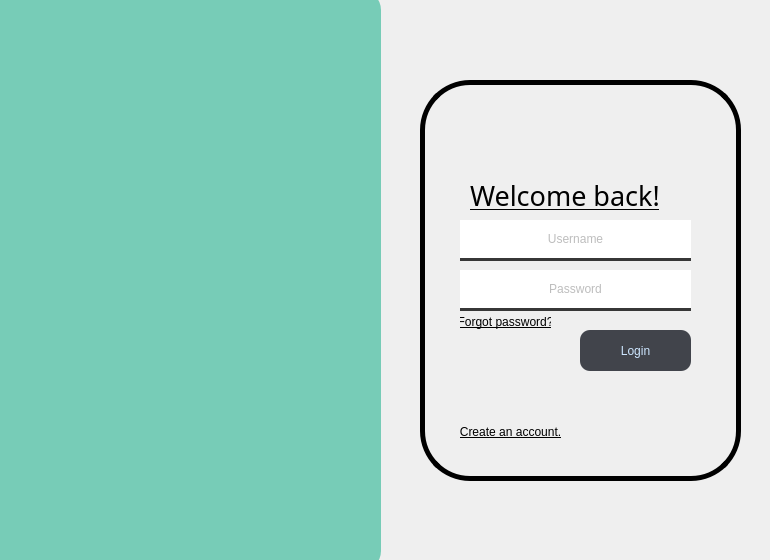
Qt form Final Main/windows/login_page.ui (syxn0/syno) before a commit.
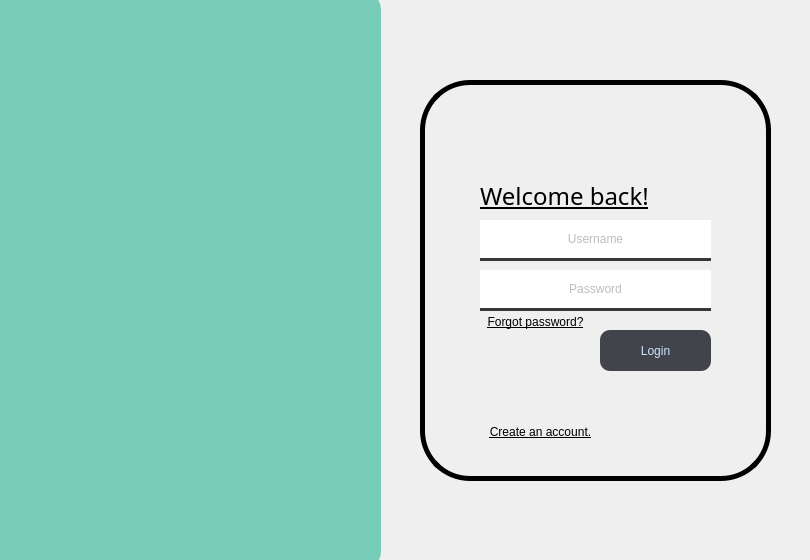
The same form after that commit. Icons and pictures are not drawn.

What changed in the file:
```diff
--- a/Final Main/windows/login_page.ui
+++ b/Final Main/windows/login_page.ui
@@ -6,12 +6,12 @@
    <rect>
     <x>0</x>
     <y>0</y>
-    <width>770</width>
+    <width>810</width>
     <height>560</height>
    </rect>
   </property>
   <property name="sizePolicy">
-   <sizepolicy hsizetype="Fixed" vsizetype="Fixed">
+   <sizepolicy hsizetype="Preferred" vsizetype="Preferred">
     <horstretch>0</horstretch>
     <verstretch>0</verstretch>
    </sizepolicy>
@@ -24,7 +24,7 @@
   </property>
   <property name="maximumSize">
    <size>
-    <width>770</width>
+    <width>810</width>
     <height>560</height>
    </size>
   </property>
@@ -61,7 +61,7 @@
      <rect>
       <x>420</x>
       <y>80</y>
-      <width>321</width>
+      <width>351</width>
       <height>401</height>
      </rect>
     </property>
@@ -84,7 +84,7 @@
     <widget class="QLineEdit" name="User">
      <property name="geometry">
       <rect>
-       <x>40</x>
+       <x>60</x>
        <y>140</y>
        <width>231</width>
        <height>41</height>
@@ -159,9 +159,9 @@
         <colorrole role="PlaceholderText">
          <brush brushstyle="SolidPattern">
           <color alpha="128">
-           <red>255</red>
-           <green>255</green>
-           <blue>255</blue>
+           <red>129</red>
+           <green>129</green>
+           <blue>129</blue>
           </color>
          </brush>
         </colorrole>
@@ -233,9 +233,9 @@
         <colorrole role="PlaceholderText">
          <brush brushstyle="SolidPattern">
           <color alpha="128">
-           <red>255</red>
-           <green>255</green>
-           <blue>255</blue>
+           <red>129</red>
+           <green>129</green>
+           <blue>129</blue>
           </color>
          </brush>
         </colorrole>
@@ -307,9 +307,9 @@
         <colorrole role="PlaceholderText">
          <brush brushstyle="SolidPattern">
           <color alpha="128">
-           <red>0</red>
-           <green>0</green>
-           <blue>0</blue>
+           <red>129</red>
+           <green>129</green>
+           <blue>129</blue>
           </color>
          </brush>
         </colorrole>
@@ -338,8 +338,8 @@
     <widget class="QLabel" name="pic">
      <property name="geometry">
       <rect>
-       <x>70</x>
-       <y>20</y>
+       <x>90</x>
+       <y>10</y>
        <width>171</width>
        <height>71</height>
       </rect>
@@ -356,16 +356,16 @@
     <widget class="QLabel" name="Welcome">
      <property name="geometry">
       <rect>
-       <x>50</x>
+       <x>60</x>
        <y>90</y>
-       <width>221</width>
+       <width>251</width>
        <height>51</height>
       </rect>
      </property>
      <property name="font">
       <font>
        <family>OCR A Extended</family>
-       <pointsize>20</pointsize>
+       <pointsize>18</pointsize>
        <underline>true</underline>
        <strikeout>false</strikeout>
       </font>
@@ -380,7 +380,7 @@
     <widget class="QLineEdit" name="password">
      <property name="geometry">
       <rect>
-       <x>40</x>
+       <x>60</x>
        <y>190</y>
        <width>231</width>
        <height>41</height>
@@ -455,9 +455,9 @@
         <colorrole role="PlaceholderText">
          <brush brushstyle="SolidPattern">
           <color alpha="128">
-           <red>255</red>
-           <green>255</green>
-           <blue>255</blue>
+           <red>129</red>
+           <green>129</green>
+           <blue>129</blue>
           </color>
          </brush>
         </colorrole>
@@ -529,9 +529,9 @@
         <colorrole role="PlaceholderText">
          <brush brushstyle="SolidPattern">
           <color alpha="128">
-           <red>255</red>
-           <green>255</green>
-           <blue>255</blue>
+           <red>129</red>
+           <green>129</green>
+           <blue>129</blue>
           </color>
          </brush>
         </colorrole>
@@ -603,9 +603,9 @@
         <colorrole role="PlaceholderText">
          <brush brushstyle="SolidPattern">
           <color alpha="128">
-           <red>0</red>
-           <green>0</green>
-           <blue>0</blue>
+           <red>129</red>
+           <green>129</green>
+           <blue>129</blue>
           </color>
          </brush>
         </colorrole>
@@ -635,7 +635,7 @@
     <widget class="QPushButton" name="logout">
      <property name="geometry">
       <rect>
-       <x>160</x>
+       <x>180</x>
        <y>250</y>
        <width>111</width>
        <height>41</height>
@@ -915,9 +915,9 @@
     <widget class="QPushButton" name="pushButton">
      <property name="geometry">
       <rect>
-       <x>40</x>
+       <x>60</x>
        <y>230</y>
-       <width>91</width>
+       <width>111</width>
        <height>23</height>
       </rect>
      </property>
@@ -949,9 +949,9 @@
     <widget class="QPushButton" name="pushButton_2">
      <property name="geometry">
       <rect>
-       <x>40</x>
+       <x>60</x>
        <y>340</y>
-       <width>101</width>
+       <width>121</width>
        <height>23</height>
       </rect>
      </property>
```
Left out of the diff: 8 changed lines with no effect on the pictures.
